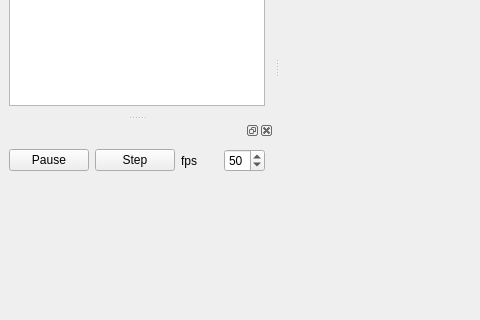
ChristianFeldmann/BitmovinSign2.0, file ui/DebuggerMainWindow.ui: the form before one commit; both pictures show x 0 to 480 and y 373 to 693 of the 1078 by 902 pixel window.
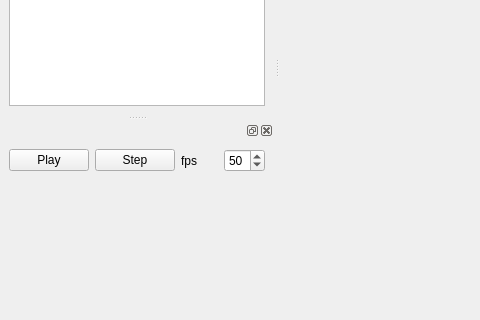
The form after the commit. Custom widgets are drawn as their Qt base class.

```diff
--- a/ui/DebuggerMainWindow.ui
+++ b/ui/DebuggerMainWindow.ui
@@ -83,7 +83,7 @@
        <item>
         <widget class="QPushButton" name="pushButtonPlayPause">
          <property name="text">
-          <string>Pause</string>
+          <string>Play</string>
          </property>
         </widget>
        </item>
```
Left out of the diff: 2 changed lines with no effect on the pictures.
